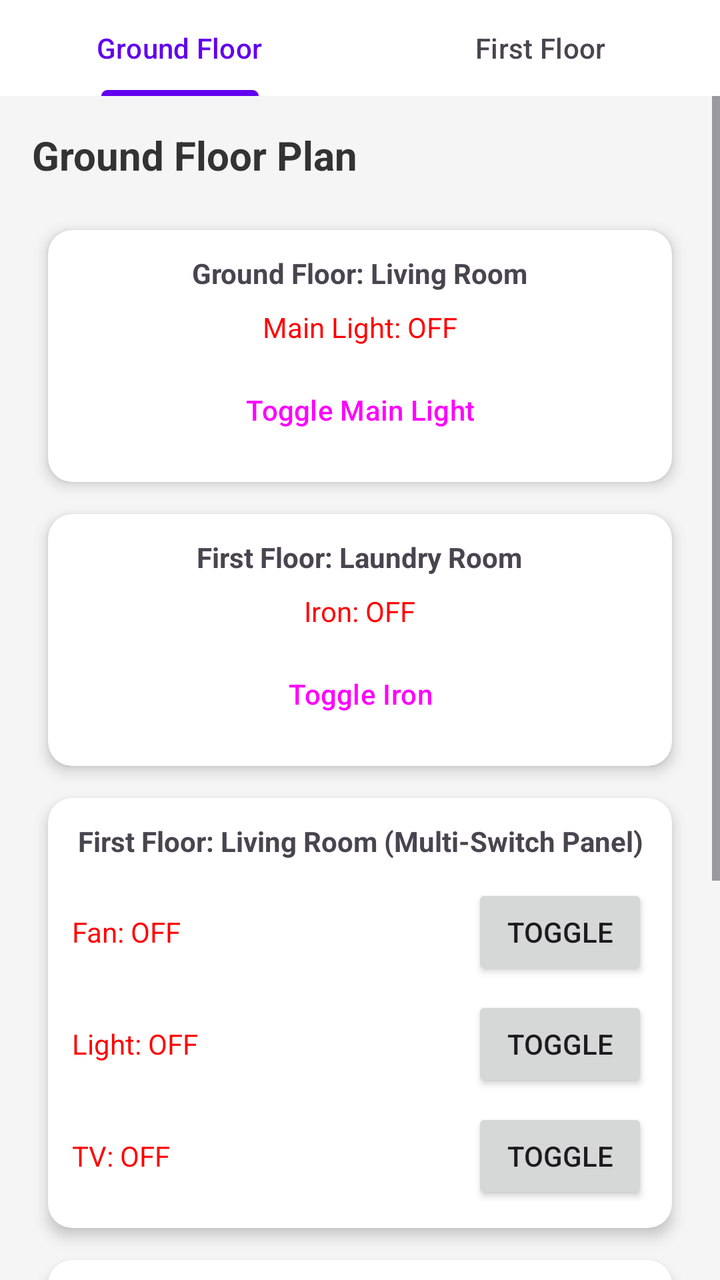
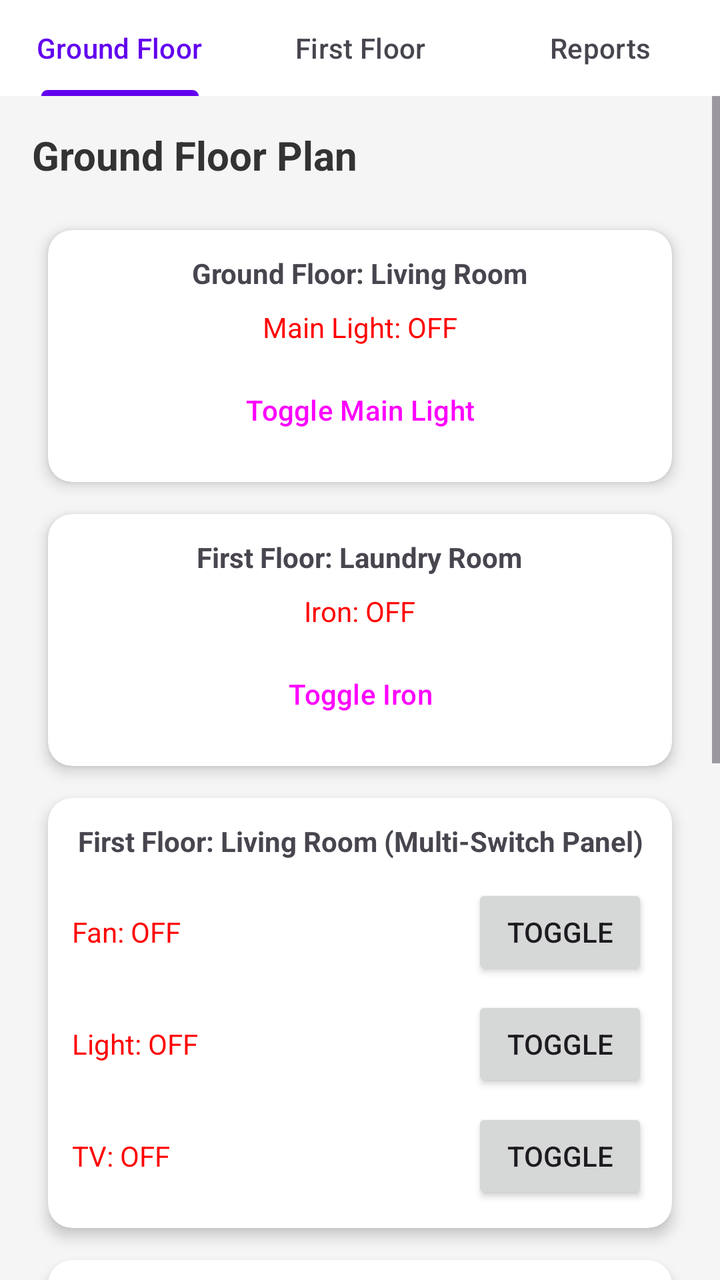

Before-and-after screenshots of an Android layout around one commit, followed by the original layout XML and the change that was made.
<!-- AndroidManifest.xml: application theme Theme.SmartHomeMonitor -->
<!-- res/layout/activity_main.xml -->
<?xml version="1.0" encoding="utf-8"?>
<LinearLayout xmlns:android="http://schemas.android.com/apk/res/android"
    xmlns:app="http://schemas.android.com/apk/res-auto"
    android:layout_width="match_parent"
    android:layout_height="match_parent"
    android:orientation="vertical"
    android:background="#F5F5F5">

    <com.google.android.material.tabs.TabLayout
        android:id="@+id/tabLayoutFloors"
        android:layout_width="match_parent"
        android:layout_height="wrap_content"
        android:background="@color/white"
        app:tabSelectedTextColor="@color/design_default_color_primary"
        app:tabIndicatorColor="@color/design_default_color_primary">

        <com.google.android.material.tabs.TabItem
            android:layout_width="wrap_content"
            android:layout_height="wrap_content"
            android:text="Ground Floor" />

        <com.google.android.material.tabs.TabItem
            android:layout_width="wrap_content"
            android:layout_height="wrap_content"
            android:text="First Floor" />
    </com.google.android.material.tabs.TabLayout>

    <ScrollView
        android:layout_width="match_parent"
        android:layout_height="match_parent">

        <LinearLayout
            android:layout_width="match_parent"
            android:layout_height="wrap_content"
            android:orientation="vertical"
            android:padding="16dp">

            <TextView
                android:id="@+id/tvFloorTitle"
                android:layout_width="wrap_content"
                android:layout_height="wrap_content"
                android:text="Ground Floor Plan"
                android:textSize="20sp"
                android:textStyle="bold"
                android:textColor="#333333"
                android:layout_marginBottom="16dp"/>

            
            <GridLayout
                android:id="@+id/gridLayoutRooms"
                android:layout_width="match_parent"
                android:layout_height="wrap_content"
                android:columnCount="1"
                android:rowCount="4"
                android:alignmentMode="alignMargins">
                

                
                <androidx.cardview.widget.CardView
                    android:id="@+id/cardGroundFloorLivingRoom"
                    android:layout_width="match_parent"
                    android:layout_height="wrap_content"
                    android:layout_margin="8dp"
                    app:cardCornerRadius="12dp"
                    app:cardElevation="4dp">

                    <LinearLayout
                        android:layout_width="match_parent"
                        android:layout_height="wrap_content"
                        android:orientation="vertical"
                        android:gravity="center"
                        android:padding="12dp">

                        <TextView
                            android:layout_width="wrap_content"
                            android:layout_height="wrap_content"
                            android:text="Ground Floor: Living Room"
                            android:textStyle="bold"/>

                        <TextView
                            android:id="@+id/tvLightStatus"
                            android:layout_width="wrap_content"
                            android:layout_height="wrap_content"
                            android:text="Main Light: OFF"
                            android:textColor="#FF0000"
                            android:layout_marginVertical="8dp"/>

                        <Button
                            android:id="@+id/btnToggleLight"
                            android:layout_width="match_parent"
                            android:layout_height="wrap_content"
                            style="?attr/materialButtonOutlinedStyle"
                            android:text="Toggle Main Light"/>
                    </LinearLayout>
                </androidx.cardview.widget.CardView>

                
                <androidx.cardview.widget.CardView
                    android:id="@+id/cardLaundryRoom"
                    android:layout_width="match_parent"
                    android:layout_height="wrap_content"
                    android:layout_margin="8dp"
                    app:cardCornerRadius="12dp"
                    app:cardElevation="4dp">

                    <LinearLayout
                        android:layout_width="match_parent"
                        android:layout_height="wrap_content"
                        android:orientation="vertical"
                        android:gravity="center"
                        android:padding="12dp">

                        <TextView
                            android:layout_width="wrap_content"
                            android:layout_height="wrap_content"
                            android:text="First Floor: Laundry Room"
                            android:textStyle="bold"/>

                        <TextView
                            android:id="@+id/tvIronStatus"
                            android:layout_width="wrap_content"
                            android:layout_height="wrap_content"
                            android:text="Iron: OFF"
                            android:textColor="#FF0000"
                            android:layout_marginVertical="8dp"/>

                        <Button
                            android:id="@+id/btnToggleIron"
                            android:layout_width="match_parent"
                            android:layout_height="wrap_content"
                            style="?attr/materialButtonOutlinedStyle"
                            android:text="Toggle Iron"/>
                    </LinearLayout>
                </androidx.cardview.widget.CardView>

                
                <androidx.cardview.widget.CardView
                    android:id="@+id/cardFirstFloorLivingRoom"
                    android:layout_width="match_parent"
                    android:layout_height="wrap_content"
                    android:layout_margin="8dp"
                    app:cardCornerRadius="12dp"
                    app:cardElevation="4dp">

                    <LinearLayout
                        android:layout_width="match_parent"
                        android:layout_height="wrap_content"
                        android:orientation="vertical"
                        android:padding="12dp">

                        <TextView
                            android:layout_width="match_parent"
                            android:layout_height="wrap_content"
                            android:text="First Floor: Living Room (Multi-Switch Panel)"
                            android:textStyle="bold"
                            android:gravity="center"
                            android:layout_marginBottom="12dp"/>

                        
                        <LinearLayout
                            android:layout_width="match_parent"
                            android:layout_height="wrap_content"
                            android:orientation="horizontal"
                            android:gravity="center_vertical"
                            android:layout_marginBottom="8dp">
                            <TextView
                                android:id="@+id/tvFanStatus"
                                android:layout_width="0dp"
                                android:layout_height="wrap_content"
                                android:layout_weight="1"
                                android:text="Fan: OFF"
                                android:textColor="#FF0000"/>
                            <Button
                                android:id="@+id/btnToggleFan"
                                android:layout_width="wrap_content"
                                android:layout_height="wrap_content"
                                android:text="Toggle"/>
                        </LinearLayout>

                        
                        <LinearLayout
                            android:layout_width="match_parent"
                            android:layout_height="wrap_content"
                            android:orientation="horizontal"
                            android:gravity="center_vertical"
                            android:layout_marginBottom="8dp">
                            <TextView
                                android:id="@+id/tvFfLightStatus"
                                android:layout_width="0dp"
                                android:layout_height="wrap_content"
                                android:layout_weight="1"
                                android:text="Light: OFF"
                                android:textColor="#FF0000"/>
                            <Button
                                android:id="@+id/btnToggleFfLight"
                                android:layout_width="wrap_content"
                                android:layout_height="wrap_content"
                                android:text="Toggle"/>
                        </LinearLayout>

                        
                        <LinearLayout
                            android:layout_width="match_parent"
                            android:layout_height="wrap_content"
                            android:orientation="horizontal"
                            android:gravity="center_vertical">
                            <TextView
                                android:id="@+id/tvTvStatus"
                                android:layout_width="0dp"
                                android:layout_height="wrap_content"
                                android:layout_weight="1"
                                android:text="TV: OFF"
                                android:textColor="#FF0000"/>
                            <Button
                                android:id="@+id/btnToggleTv"
                                android:layout_width="wrap_content"
                                android:layout_height="wrap_content"
                                android:text="Toggle"/>
                        </LinearLayout>
                    </LinearLayout>
                </androidx.cardview.widget.CardView>

                
                <androidx.cardview.widget.CardView
                    android:id="@+id/cardFirstFloorCamera"
                    android:layout_width="match_parent"
                    android:layout_height="wrap_content"
                    android:layout_margin="8dp"
                    app:cardCornerRadius="12dp"
                    app:cardElevation="4dp">

                    <LinearLayout
                        android:layout_width="match_parent"
                        android:layout_height="wrap_content"
                        android:orientation="vertical"
                        android:gravity="center"
                        android:padding="12dp">

                        <TextView
                            android:layout_width="wrap_content"
                            android:layout_height="wrap_content"
                            android:text="First Floor: Security Camera"
                            android:textStyle="bold"
                            android:layout_marginBottom="8dp"/>

                        
                        <ImageView
                            android:id="@+id/imgCameraFeed"
                            android:layout_width="match_parent"
                            android:layout_height="180dp"
                            android:background="#E0E0E0"
                            android:scaleType="centerCrop"
                            android:layout_marginBottom="8dp"/>

                        <LinearLayout
                            android:layout_width="match_parent"
                            android:layout_height="wrap_content"
                            android:orientation="horizontal"
                            android:gravity="center">

                            <TextView
                                android:id="@+id/tvCameraStatus"
                                android:layout_width="0dp"
                                android:layout_height="wrap_content"
                                android:layout_weight="1"
                                android:text="Camera: OFF"
                                android:textColor="#FF0000"
                                android:textStyle="bold"/>

                            <Button
                                android:id="@+id/btnToggleCamera"
                                android:layout_width="wrap_content"
                                android:layout_height="wrap_content"
                                style="?attr/materialButtonOutlinedStyle"
                                android:text="Toggle Power"/>
                        </LinearLayout>
                    </LinearLayout>
                </androidx.cardview.widget.CardView>

            </GridLayout>
        </LinearLayout>
    </ScrollView>
</LinearLayout>
<!-- resources referenced by this layout -->
<resources>
  <color name="white">#FFFFFFFF</color>
  <style name="Theme.SmartHomeMonitor" parent="Base.Theme.SmartHomeMonitor" />
  <style name="Base.Theme.SmartHomeMonitor" parent="Theme.Material3.DayNight.NoActionBar">
          
          
      </style>
</resources>

<!-- the commit's change to res/layout/activity_main.xml (unified diff, before → after) -->
@@ -23,6 +23,12 @@
             android:layout_width="wrap_content"
             android:layout_height="wrap_content"
             android:text="First Floor" />
+
+        <com.google.android.material.tabs.TabItem
+            android:layout_width="wrap_content"
+            android:layout_height="wrap_content"
+            android:text="Reports" />
+
     </com.google.android.material.tabs.TabLayout>
 
     <ScrollView
@@ -277,6 +283,54 @@
                     </LinearLayout>
                 </androidx.cardview.widget.CardView>
 
+                
+                <androidx.cardview.widget.CardView
+                    android:id="@+id/cardReportingDashboard"
+                    android:layout_width="match_parent"
+                    android:layout_height="wrap_content"
+                    android:layout_margin="8dp"
+                    app:cardBackgroundColor="#E3F2FD"
+                    app:cardCornerRadius="12dp"
+                    app:cardElevation="4dp">
+                    
+
+                    <LinearLayout
+                        android:layout_width="match_parent"
+                        android:layout_height="wrap_content"
+                        android:orientation="vertical"
+                        android:padding="16dp">
+
+                        <TextView
+                            android:layout_width="wrap_content"
+                            android:layout_height="wrap_content"
+                            android:text="📊 System Usage Report"
+                            android:textSize="18sp"
+                            android:textStyle="bold"
+                            android:layout_marginBottom="12dp"/>
+
+                        <TextView
+                            android:id="@+id/tvReportLight"
+                            android:layout_width="wrap_content"
+                            android:layout_height="wrap_content"
+                            android:text="Loading light data..."
+                            android:layout_marginBottom="8dp"/>
+
+                        <TextView
+                            android:id="@+id/tvReportIron"
+                            android:layout_width="wrap_content"
+                            android:layout_height="wrap_content"
+                            android:text="Loading iron data..."
+                            android:layout_marginBottom="8dp"/>
+
+                        <TextView
+                            android:id="@+id/tvReportCamera"
+                            android:layout_width="wrap_content"
+                            android:layout_height="wrap_content"
+                            android:text="Loading camera data..."/>
+                    </LinearLayout>
+                </androidx.cardview.widget.CardView>
+
+
             </GridLayout>
         </LinearLayout>
     </ScrollView>
